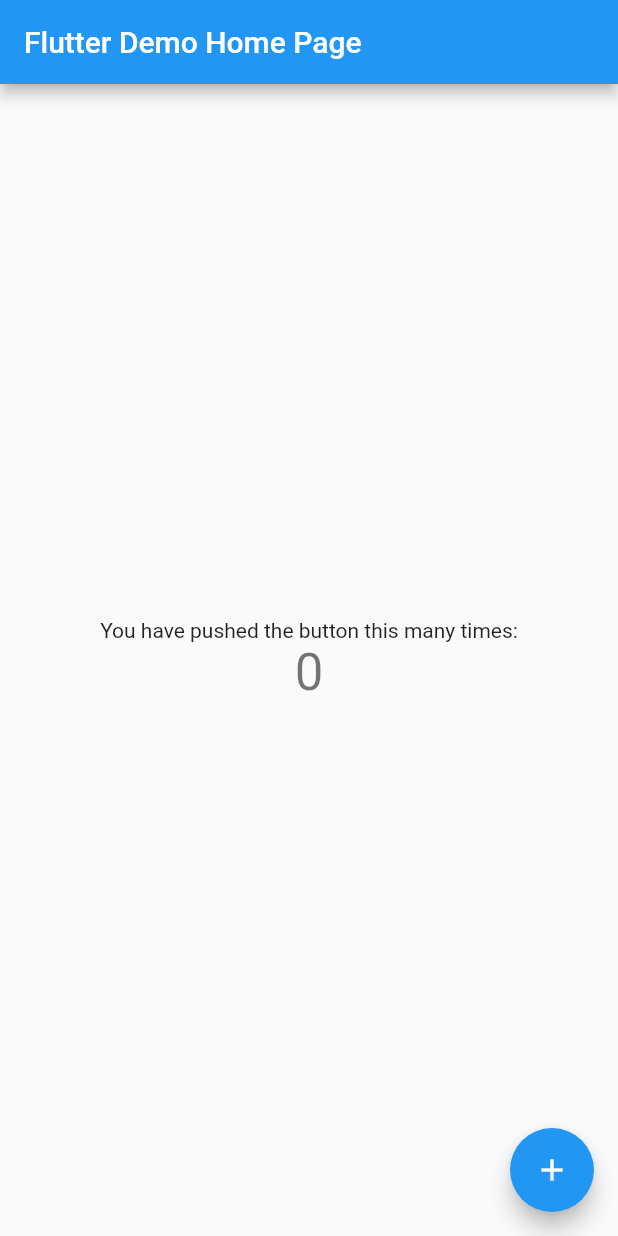
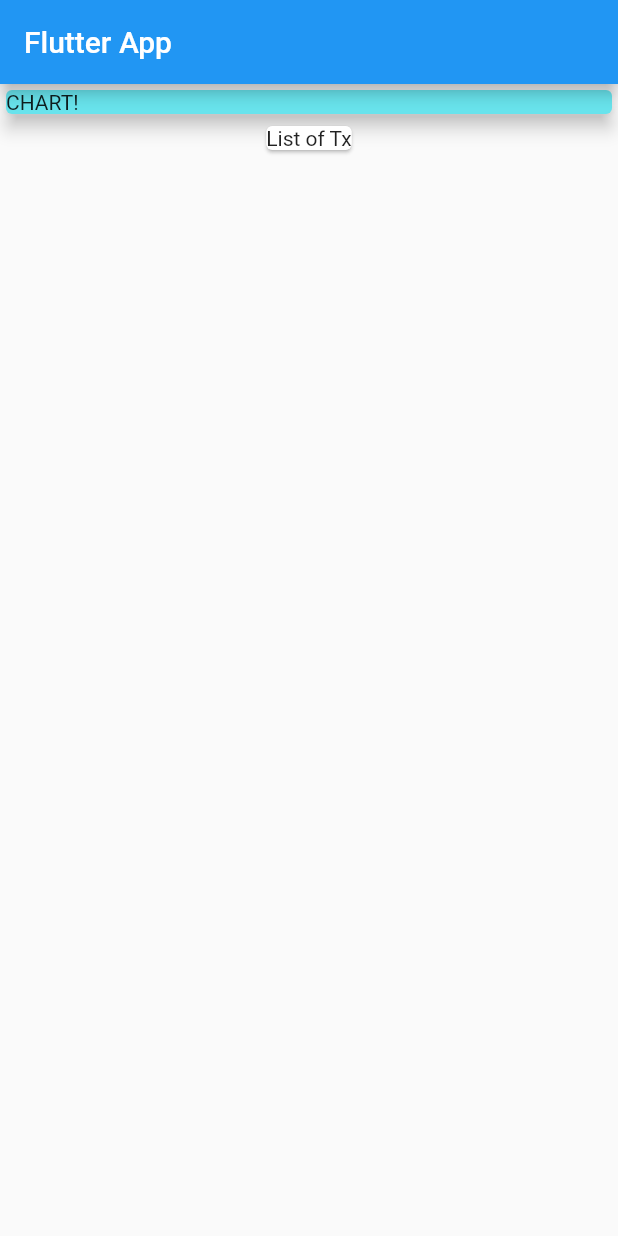
Before and after one commit to utsav1103/flutter-rental-app, a Flutter app: the screen it shows after launch, on a phone screen of 412 x 824 dp. Run offline on Flutter 3.47's test engine with Material 2 defaults, Android fonts, the phone set to English and light mode, and no system bars.

Commit message:
Combining Widgets

```diff
--- a/lib/main.dart
+++ b/lib/main.dart
@@ -1,115 +1,43 @@
 import 'package:flutter/material.dart';
 
-void main() {
-  runApp(const MyApp());
-}
+// void main() {
+//   runApp(MyApp());
+// }
+
+void main() => runApp(MyApp());
 
 class MyApp extends StatelessWidget {
-  const MyApp({super.key});
-
-  // This widget is the root of your application.
   @override
   Widget build(BuildContext context) {
     return MaterialApp(
-      title: 'Flutter Demo',
-      theme: ThemeData(
-        // This is the theme of your application.
-        //
-        // Try running your application with "flutter run". You'll see the
-        // application has a blue toolbar. Then, without quitting the app, try
-        // changing the primarySwatch below to Colors.green and then invoke
-        // "hot reload" (press "r" in the console where you ran "flutter run",
-        // or simply save your changes to "hot reload" in a Flutter IDE).
-        // Notice that the counter didn't reset back to zero; the application
-        // is not restarted.
-        primarySwatch: Colors.blue,
+      title: 'Flutter App',
+      home: MyHomePage(),
+    ); // MaterialApp
+  }
+}
+
+class MyHomePage extends StatelessWidget {
+  @override
+  Widget build(BuildContext context) {
+    return Scaffold(
+      appBar: AppBar(
+        title: Text('Flutter App'),
       ),
-      home: const MyHomePage(title: 'Flutter Demo Home Page'),
+      body: Column(
+        children: <Widget>[
+          Container(
+            width: double.infinity,
+            child: Card(
+              color: Color.fromARGB(255, 104, 227, 236),
+              child: Text('CHART! '),
+              elevation: 5,
+            ),
+          ),
+          Card(
+            child: Text('List of Tx'),
+          ),
+        ],
+      ),
     );
   }
 }
-
-class MyHomePage extends StatefulWidget {
-  const MyHomePage({super.key, required this.title});
-
-  // This widget is the home page of your application. It is stateful, meaning
-  // that it has a State object (defined below) that contains fields that affect
-  // how it looks.
-
-  // This class is the configuration for the state. It holds the values (in this
-  // case the title) provided by the parent (in this case the App widget) and
-  // used by the build method of the State. Fields in a Widget subclass are
-  // always marked "final".
-
-  final String title;
-
-  @override
-  State<MyHomePage> createState() => _MyHomePageState();
-}
-
-class _MyHomePageState extends State<MyHomePage> {
-  int _counter = 0;
-
-  void _incrementCounter() {
-    setState(() {
-      // This call to setState tells the Flutter framework that something has
-      // changed in this State, which causes it to rerun the build method below
-      // so that the display can reflect the updated values. If we changed
-      // _counter without calling setState(), then the build method would not be
-      // called again, and so nothing would appear to happen.
-      _counter++;
-    });
-  }
-
-  @override
-  Widget build(BuildContext context) {
-    // This method is rerun every time setState is called, for instance as done
-    // by the _incrementCounter method above.
-    //
-    // The Flutter framework has been optimized to make rerunning build methods
-    // fast, so that you can just rebuild anything that needs updating rather
-    // than having to individually change instances of widgets.
-    return Scaffold(
-      appBar: AppBar(
-        // Here we take the value from the MyHomePage object that was created by
-        // the App.build method, and use it to set our appbar title.
-        title: Text(widget.title),
-      ),
-      body: Center(
-        // Center is a layout widget. It takes a single child and positions it
-        // in the middle of the parent.
-        child: Column(
-          // Column is also a layout widget. It takes a list of children and
-          // arranges them vertically. By default, it sizes itself to fit its
-          // children horizontally, and tries to be as tall as its parent.
-          //
-          // Invoke "debug painting" (press "p" in the console, choose the
-          // "Toggle Debug Paint" action from the Flutter Inspector in Android
-          // Studio, or the "Toggle Debug Paint" command in Visual Studio Code)
-          // to see the wireframe for each widget.
-          //
-          // Column has various properties to control how it sizes itself and
-          // how it positions its children. Here we use mainAxisAlignment to
-          // center the children vertically; the main axis here is the vertical
-          // axis because Columns are vertical (the cross axis would be
-          // horizontal).
-          mainAxisAlignment: MainAxisAlignment.center,
-          children: <Widget>[
-            const Text(
-              'You have pushed the button this many times:',
-            ),
-            Text(
-              '$_counter',
-              style: Theme.of(context).textTheme.headline4,
-            ),
-          ],
-        ),
-      ),
-      floatingActionButton: FloatingActionButton(
-        onPressed: _incrementCounter,
-        tooltip: 'Increment',
-        child: const Icon(Icons.add),
-      ), // This trailing comma makes auto-formatting nicer for build methods.
-    );
-  }
-}
```
